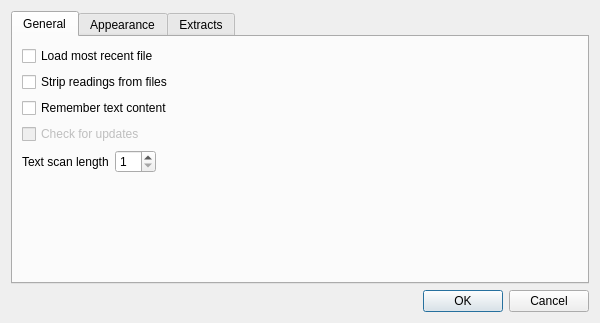
The window that ui/preferences.ui (lovac42/YomiObaasan-CCBC) describes before a commit, drawn with Qt 5.
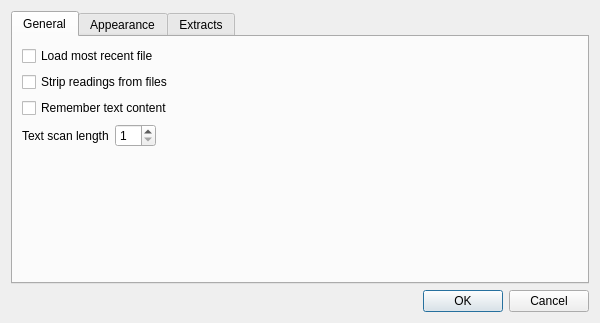
The same window after the commit. The open tabs and pages were chosen to show the change.

Commit message: rm check update feature as it is outdated and no longer works.

The edit to the form file:
```diff
--- a/ui/preferences.ui
+++ b/ui/preferences.ui
@@ -45,16 +45,6 @@
          </property>
         </widget>
        </item>
-       <item>
-        <widget class="QCheckBox" name="checkCheckForUpdates">
-         <property name="enabled">
-          <bool>false</bool>
-         </property>
-         <property name="text">
-          <string>Check for updates</string>
-         </property>
-        </widget>
-       </item>
        <item>
         <layout class="QFormLayout" name="formLayout">
          <property name="fieldGrowthPolicy">
```
Left out of the diff: 2 changed lines with no effect on the pictures. The commit also changes 6 other files.
